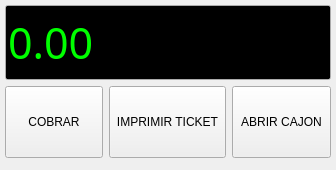
Above: bulmages/bulmatpv/plugins/pluginbt_total/totalbase.ui from eboladev/Bulmages-1 before the change. Below: the same form after it.
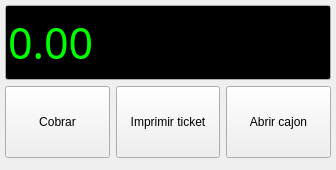
That is the form after the change. Icons and pictures are not drawn.

Commit message:
- Pongo algunos iconos provisionales. - Cambio la acción de algunas teclas de función. - Pongo textos debajo de los iconos para que sean entendibles en una   pantalla táctil. - Rehago el pintado del ticket en 'pluginbt_ticketivaincluido'.
******************************
*         Todo-Redes         *
*       C/.Begònia, 12       *
*  07010 Palma de Mallorca.  *
*     Tel: +34-971499071     *
*  http://www.todo-redes.com *
*  comercial@todo-redes.com  *
******************************

What changed in the file:
```diff
--- a/bulmages/bulmatpv/plugins/pluginbt_total/totalbase.ui
+++ b/bulmages/bulmatpv/plugins/pluginbt_total/totalbase.ui
@@ -135,7 +135,7 @@
         </size>
        </property>
        <property name="text">
-        <string>ABRIR CAJON</string>
+        <string>Abrir cajon</string>
        </property>
        <property name="icon">
         <iconset resource="../../../bulmages.qrc">
@@ -147,6 +147,9 @@
          <height>48</height>
         </size>
        </property>
+       <property name="toolButtonStyle">
+        <enum>Qt::ToolButtonTextUnderIcon</enum>
+       </property>
       </widget>
      </item>
      <item>
@@ -164,7 +167,7 @@
         </size>
        </property>
        <property name="text">
-        <string>IMPRIMIR TICKET</string>
+        <string>Imprimir ticket</string>
        </property>
        <property name="icon">
         <iconset resource="../../../bulmages.qrc">
@@ -176,6 +179,9 @@
          <height>48</height>
         </size>
        </property>
+       <property name="toolButtonStyle">
+        <enum>Qt::ToolButtonTextUnderIcon</enum>
+       </property>
       </widget>
      </item>
      <item>
@@ -193,7 +199,7 @@
         </size>
        </property>
        <property name="text">
-        <string>COBRAR</string>
+        <string>Cobrar</string>
        </property>
        <property name="icon">
         <iconset resource="../../../bulmages.qrc">
@@ -205,6 +211,9 @@
          <height>48</height>
         </size>
        </property>
+       <property name="toolButtonStyle">
+        <enum>Qt::ToolButtonTextUnderIcon</enum>
+       </property>
       </widget>
      </item>
     </layout>
```
The commit also changes 23 other files.
